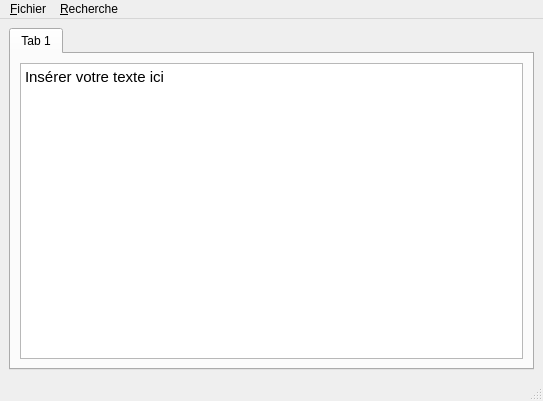
sylverun/Linux_Cpp_embarque_IVVQ, file code pour editor Cpp/mainwindow.ui: the form before one commit.
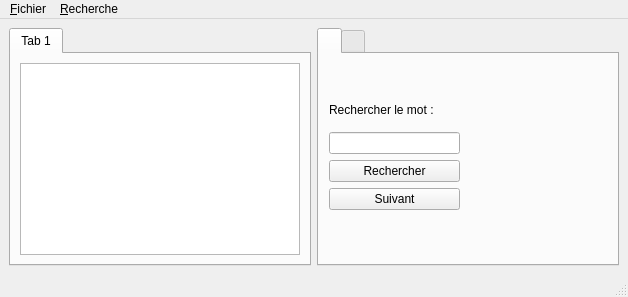
The form after the commit.

```diff
--- a/code pour editor Cpp/mainwindow.ui
+++ b/code pour editor Cpp/mainwindow.ui
@@ -6,15 +6,15 @@
    <rect>
     <x>0</x>
     <y>0</y>
-    <width>543</width>
-    <height>401</height>
+    <width>628</width>
+    <height>297</height>
    </rect>
   </property>
   <property name="windowTitle">
    <string>MainWindow</string>
   </property>
   <widget class="QWidget" name="centralwidget">
-   <layout class="QVBoxLayout" name="verticalLayout">
+   <layout class="QHBoxLayout" name="horizontalLayout">
     <item>
      <widget class="QTabWidget" name="tabWidget">
       <property name="currentIndex">
@@ -24,18 +24,89 @@
        <attribute name="title">
         <string>Tab 1</string>
        </attribute>
-       <layout class="QVBoxLayout" name="verticalLayout_2">
+       <layout class="QVBoxLayout" name="verticalLayout">
         <item>
-         <widget class="QTextEdit" name="textEdit">
-          <property name="html">
-           <string>&lt;!DOCTYPE HTML PUBLIC &quot;-//W3C//DTD HTML 4.0//EN&quot; &quot;http://www.w3.org/TR/REC-html40/strict.dtd&quot;&gt;
-&lt;html&gt;&lt;head&gt;&lt;meta name=&quot;qrichtext&quot; content=&quot;1&quot; /&gt;&lt;meta charset=&quot;utf-8&quot; /&gt;&lt;style type=&quot;text/css&quot;&gt;
-p, li { white-space: pre-wrap; }
-hr { height: 1px; border-width: 0; }
-li.unchecked::marker { content: &quot;\2610&quot;; }
-li.checked::marker { content: &quot;\2612&quot;; }
-&lt;/style&gt;&lt;/head&gt;&lt;body style=&quot; font-family:'Cantarell'; font-size:11pt; font-weight:400; font-style:normal;&quot;&gt;
-&lt;p style=&quot; margin-top:0px; margin-bottom:0px; margin-left:0px; margin-right:0px; -qt-block-indent:0; text-indent:0px;&quot;&gt;Insérer votre texte ici&lt;/p&gt;&lt;/body&gt;&lt;/html&gt;</string>
+         <widget class="QTextEdit" name="textEdit"/>
+        </item>
+       </layout>
+      </widget>
+     </widget>
+    </item>
+    <item>
+     <widget class="QTabWidget" name="tabWidget">
+      <property name="currentIndex">
+       <number>0</number>
+      </property>
+      <widget class="QWidget" name="tabWidgetPage1">
+       <attribute name="title">
+        <string/>
+       </attribute>
+       <widget class="QWidget" name="layoutWidget">
+        <property name="geometry">
+         <rect>
+          <x>10</x>
+          <y>40</y>
+          <width>131</width>
+          <height>116</height>
+         </rect>
+        </property>
+        <layout class="QVBoxLayout" name="verticalLayout_2">
+         <item>
+          <widget class="QLabel" name="label">
+           <property name="text">
+            <string>Rechercher le mot :</string>
+           </property>
+          </widget>
+         </item>
+         <item>
+          <widget class="QLineEdit" name="lineEdit"/>
+         </item>
+         <item>
+          <widget class="QPushButton" name="pushButton_Rech">
+           <property name="text">
+            <string>Rechercher</string>
+           </property>
+          </widget>
+         </item>
+         <item>
+          <widget class="QPushButton" name="pushButton_Suiv">
+           <property name="text">
+            <string>Suivant</string>
+           </property>
+          </widget>
+         </item>
+        </layout>
+       </widget>
+      </widget>
+      <widget class="QWidget" name="tabWidgetPage2">
+       <attribute name="title">
+        <string/>
+       </attribute>
+       <layout class="QVBoxLayout" name="verticalLayout_3">
+        <item>
+         <widget class="QLabel" name="label_2">
+          <property name="text">
+           <string>Remplacer :</string>
+          </property>
+         </widget>
+        </item>
+        <item>
+         <widget class="QLineEdit" name="lineEdit_rempla"/>
+        </item>
+        <item>
+         <widget class="QLabel" name="label_3">
+          <property name="text">
+           <string>Par : </string>
+          </property>
+         </widget>
+        </item>
+        <item>
+         <widget class="QLineEdit" name="lineEdit_Par"/>
+        </item>
+        <item>
+         <widget class="QPushButton" name="pushButton_Remplacer">
+          <property name="text">
+           <string>Remplacer</string>
           </property>
          </widget>
         </item>
@@ -50,7 +121,7 @@
     <rect>
      <x>0</x>
      <y>0</y>
-     <width>543</width>
+     <width>628</width>
      <height>23</height>
     </rect>
    </property>
```
Left out of the diff: 21 changed lines with no effect on the pictures.
